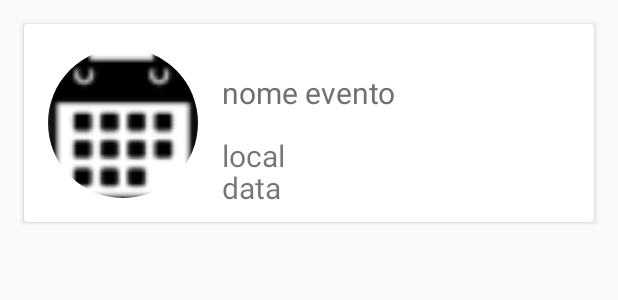
After one commit to AppEsportesDH/ElasNoJogo, an Android app: the layout item_eventos_recycler_view.xml on its own in the app's theme, with its tools: preview values and no code run, on a phone screen of 412 x 824 dp. The commit adds this screen. Shown: the top 300 px of the screen. Run offline under Robolectric (Android 15) with nearby library versions, the phone set to English and light mode, and no system bars.

Commit message:
Item eventos recycler view

```diff
--- a/app/build.gradle
+++ b/app/build.gradle
@@ -24,7 +24,13 @@ dependencies {
     implementation 'androidx.appcompat:appcompat:1.1.0'
     implementation 'androidx.constraintlayout:constraintlayout:1.1.3'
     implementation 'androidx.legacy:legacy-support-v4:1.0.0'
+    implementation 'com.google.android.material:material:1.1.0'
+    implementation 'androidx.navigation:navigation-fragment:2.0.0'
+    implementation 'androidx.navigation:navigation-ui:2.0.0'
+    implementation 'androidx.lifecycle:lifecycle-extensions:2.2.0'
     testImplementation 'junit:junit:4.12'
     androidTestImplementation 'androidx.test.ext:junit:1.1.1'
     androidTestImplementation 'androidx.test.espresso:espresso-core:3.2.0'
+    //    Image Circle ----------------------------------------------------
+    implementation 'de.hdodenhof:circleimageview:3.1.0'
 }
--- /dev/null
+++ b/app/src/main/res/drawable/ic_eventos.xml
@@ -0,0 +1,5 @@
+<vector android:height="24dp" android:tint="#919191"
+    android:viewportHeight="24.0" android:viewportWidth="24.0"
+    android:width="24dp" xmlns:android="http://schemas.android.com/apk/res/android">
+    <path android:fillColor="#FF000000" android:pathData="M19,3h-1L18,1h-2v2L8,3L8,1L6,1v2L5,3c-1.11,0 -2,0.9 -2,2v14c0,1.1 0.89,2 2,2h14c1.1,0 2,-0.9 2,-2L21,5c0,-1.1 -0.9,-2 -2,-2zM12,6c1.66,0 3,1.34 3,3s-1.34,3 -3,3 -3,-1.34 -3,-3 1.34,-3 3,-3zM18,18L6,18v-1c0,-2 4,-3.1 6,-3.1s6,1.1 6,3.1v1z"/>
+</vector>
--- /dev/null
+++ b/app/src/main/res/drawable/ic_favoritos.xml
@@ -0,0 +1,5 @@
+<vector android:height="24dp" android:tint="#919191"
+    android:viewportHeight="24.0" android:viewportWidth="24.0"
+    android:width="24dp" xmlns:android="http://schemas.android.com/apk/res/android">
+    <path android:fillColor="#FF000000" android:pathData="M16.5,3c-1.74,0 -3.41,0.81 -4.5,2.09C10.91,3.81 9.24,3 7.5,3 4.42,3 2,5.42 2,8.5c0,3.78 3.4,6.86 8.55,11.54L12,21.35l1.45,-1.32C18.6,15.36 22,12.28 22,8.5 22,5.42 19.58,3 16.5,3zM12.1,18.55l-0.1,0.1 -0.1,-0.1C7.14,14.24 4,11.39 4,8.5 4,6.5 5.5,5 7.5,5c1.54,0 3.04,0.99 3.57,2.36h1.87C13.46,5.99 14.96,5 16.5,5c2,0 3.5,1.5 3.5,3.5 0,2.89 -3.14,5.74 -7.9,10.05z"/>
+</vector>
--- /dev/null
+++ b/app/src/main/res/drawable/ic_menu.xml
@@ -0,0 +1,5 @@
+<vector android:height="24dp" android:tint="#919191"
+    android:viewportHeight="24.0" android:viewportWidth="24.0"
+    android:width="24dp" xmlns:android="http://schemas.android.com/apk/res/android">
+    <path android:fillColor="#FF000000" android:pathData="M2,15.5v2h20v-2L2,15.5zM2,10.5v2h20v-2L2,10.5zM2,5.5v2h20v-2L2,5.5z"/>
+</vector>
--- /dev/null
+++ b/app/src/main/res/drawable/ic_novoevento.xml
@@ -0,0 +1,5 @@
+<vector android:height="24dp" android:tint="#919191"
+    android:viewportHeight="24.0" android:viewportWidth="24.0"
+    android:width="24dp" xmlns:android="http://schemas.android.com/apk/res/android">
+    <path android:fillColor="#FF000000" android:pathData="M13,7h-2v4L7,11v2h4v4h2v-4h4v-2h-4L13,7zM12,2C6.48,2 2,6.48 2,12s4.48,10 10,10 10,-4.48 10,-10S17.52,2 12,2zM12,20c-4.41,0 -8,-3.59 -8,-8s3.59,-8 8,-8 8,3.59 8,8 -3.59,8 -8,8z"/>
+</vector>
--- /dev/null
+++ b/app/src/main/res/drawable/ic_perfil.xml
@@ -0,0 +1,5 @@
+<vector android:height="24dp" android:tint="#919191"
+    android:viewportHeight="24.0" android:viewportWidth="24.0"
+    android:width="24dp" xmlns:android="http://schemas.android.com/apk/res/android">
+    <path android:fillColor="#FF000000" android:pathData="M12,5.9c1.16,0 2.1,0.94 2.1,2.1s-0.94,2.1 -2.1,2.1S9.9,9.16 9.9,8s0.94,-2.1 2.1,-2.1m0,9c2.97,0 6.1,1.46 6.1,2.1v1.1L5.9,18.1L5.9,17c0,-0.64 3.13,-2.1 6.1,-2.1M12,4C9.79,4 8,5.79 8,8s1.79,4 4,4 4,-1.79 4,-4 -1.79,-4 -4,-4zM12,13c-2.67,0 -8,1.34 -8,4v3h16v-3c0,-2.66 -5.33,-4 -8,-4z"/>
+</vector>
--- /dev/null
+++ b/app/src/main/res/drawable/ic_pesquisar.xml
@@ -0,0 +1,5 @@
+<vector android:height="24dp" android:tint="#919191"
+    android:viewportHeight="24.0" android:viewportWidth="24.0"
+    android:width="24dp" xmlns:android="http://schemas.android.com/apk/res/android">
+    <path android:fillColor="#FF000000" android:pathData="M15.5,14h-0.79l-0.28,-0.27C15.41,12.59 16,11.11 16,9.5 16,5.91 13.09,3 9.5,3S3,5.91 3,9.5 5.91,16 9.5,16c1.61,0 3.09,-0.59 4.23,-1.57l0.27,0.28v0.79l5,4.99L20.49,19l-4.99,-5zM9.5,14C7.01,14 5,11.99 5,9.5S7.01,5 9.5,5 14,7.01 14,9.5 11.99,14 9.5,14z"/>
+</vector>
--- /dev/null
+++ b/app/src/main/res/layout/item_eventos_recycler_view.xml
@@ -0,0 +1,77 @@
+<?xml version="1.0" encoding="utf-8"?>
+<androidx.cardview.widget.CardView xmlns:android="http://schemas.android.com/apk/res/android"
+    xmlns:app="http://schemas.android.com/apk/res-auto"
+    android:layout_width="match_parent"
+    android:layout_height="wrap_content"
+    android:layout_margin="16dp"
+    android:background="@color/container"
+    android:orientation="vertical"
+
+    >
+
+    <androidx.constraintlayout.widget.ConstraintLayout
+        android:layout_width="match_parent"
+        android:layout_height="wrap_content">
+
+        <de.hdodenhof.circleimageview.CircleImageView
+            android:id="@+id/circleImageView"
+            android:layout_width="100dp"
+            android:layout_height="100dp"
+            android:layout_marginStart="16dp"
+            android:layout_marginLeft="16dp"
+            android:layout_marginTop="16dp"
+            android:layout_marginBottom="16dp"
+            android:scaleType="centerCrop"
+            android:src="@drawable/event"
+            app:layout_constraintBottom_toBottomOf="parent"
+            app:layout_constraintStart_toStartOf="parent"
+            app:layout_constraintTop_toTopOf="parent" />
+
+        <TextView
+            android:id="@+id/text_view_nomeevento"
+            android:layout_width="0dp"
+            android:layout_height="wrap_content"
+            android:layout_marginStart="16dp"
+            android:layout_marginLeft="16dp"
+            android:layout_marginTop="16dp"
+            android:layout_marginEnd="16dp"
+            android:layout_marginRight="16dp"
+            android:text="@string/nome_evento"
+            android:textColor="@color/colorAccent"
+            android:textSize="20sp"
+            app:layout_constraintEnd_toEndOf="parent"
+            app:layout_constraintStart_toEndOf="@+id/circleImageView"
+            app:layout_constraintTop_toTopOf="@+id/circleImageView" />
+
+        <TextView
+            android:id="@+id/text_view_local"
+            android:layout_width="0dp"
+            android:layout_height="wrap_content"
+            android:layout_marginStart="16dp"
+            android:layout_marginLeft="16dp"
+            android:layout_marginEnd="16dp"
+            android:layout_marginRight="16dp"
+            android:text="@string/local"
+            android:textSize="20sp"
+            app:layout_constraintBottom_toBottomOf="@+id/circleImageView"
+            app:layout_constraintEnd_toEndOf="parent"
+            app:layout_constraintStart_toEndOf="@+id/circleImageView"
+            app:layout_constraintTop_toBottomOf="@+id/text_view_nomeevento" />
+
+        <TextView
+            android:id="@+id/text_view_data"
+            android:layout_width="0dp"
+            android:layout_height="wrap_content"
+            android:layout_marginStart="16dp"
+            android:layout_marginLeft="16dp"
+            android:layout_marginEnd="16dp"
+            android:layout_marginRight="16dp"
+            android:text="@string/data"
+            android:textSize="20sp"
+            app:layout_constraintBottom_toBottomOf="@+id/circleImageView"
+            app:layout_constraintEnd_toEndOf="parent"
+            app:layout_constraintStart_toEndOf="@+id/circleImageView"
+            app:layout_constraintTop_toBottomOf="@+id/text_view_local" />
+
+    </androidx.constraintlayout.widget.ConstraintLayout>
+</androidx.cardview.widget.CardView>
--- a/app/src/main/res/values/preloaded_fonts.xml
+++ b/app/src/main/res/values/preloaded_fonts.xml
@@ -4,6 +4,5 @@
         <item>@font/lato</item>
         <item>@font/lato_bold</item>
         <item>@font/lato_thin</item>
-        <item>@font/londrina_outline</item>
     </array>
 </resources>
--- a/app/src/main/res/values/strings.xml
+++ b/app/src/main/res/values/strings.xml
@@ -18,4 +18,6 @@
     <string name="local">local</string>
     <string name="categoria">CATEGORIA</string>
     <string name="criar_evento">Criar Evento</string>
+    <string name="favoritos">FAVORITOS</string>
+    <string name="nome">Nome</string>
 </resources>
```
Also changed, not shown: app/src/main/res/drawable/event.png (added), app/src/main/res/drawable/mais.png (added), app/src/main/res/drawable/profile.png (added).
